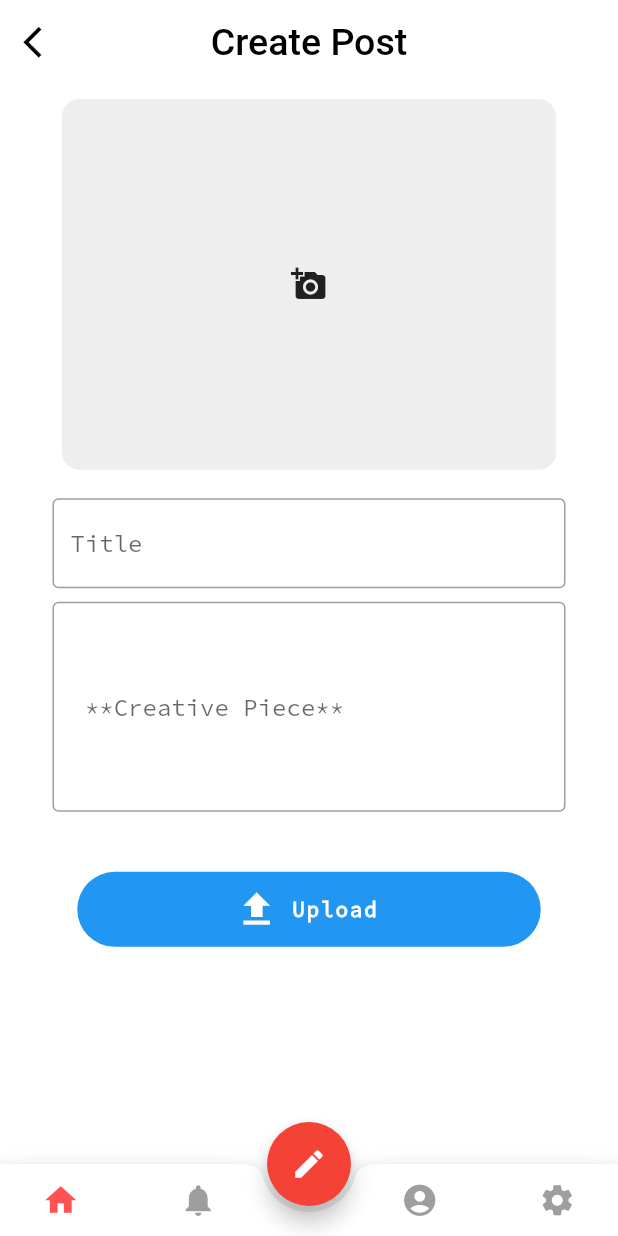
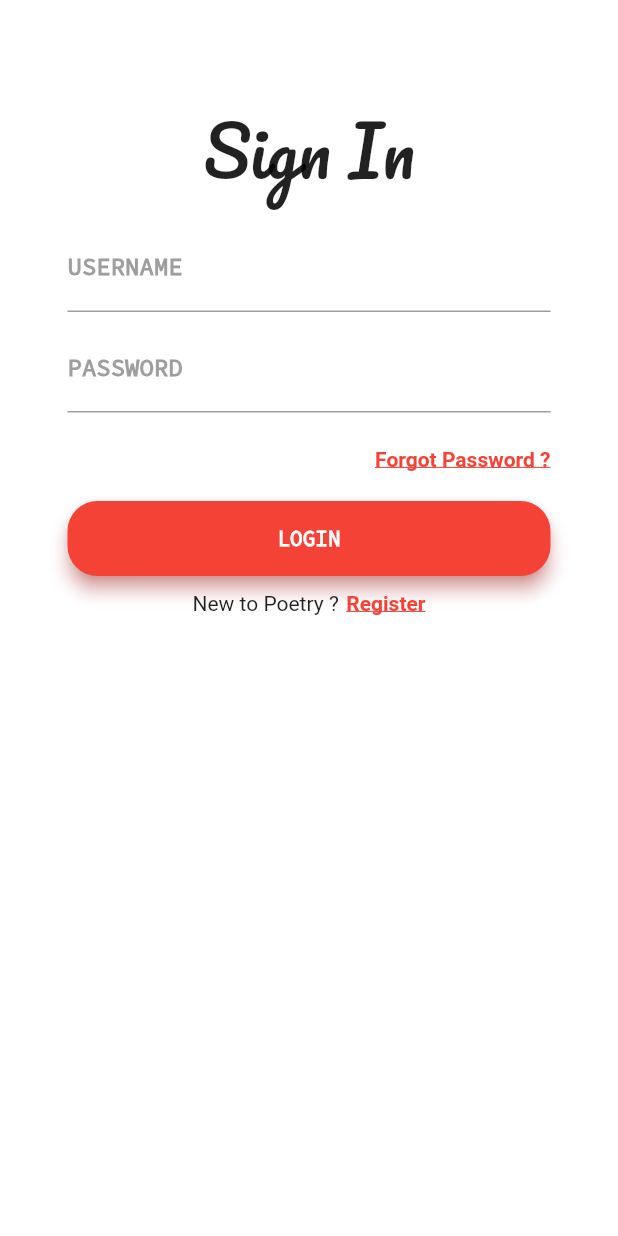
Before and after one commit to musumbidenis/poetry-blog, a Flutter app: the screen it shows after launch, on a phone screen of 412 x 824 dp. Run offline on Flutter 3.47's test engine with Material 2 defaults, Android fonts, the phone set to English and light mode, and no system bars; our stand-ins replace image_picker, random_string, shared_preferences.

Commit message:
Added login & registration pages

```diff
--- a/lib/Pages/create.dart
+++ b/lib/Pages/create.dart
@@ -4,16 +4,15 @@ import 'package:flutter/material.dart';
 import 'package:image_picker/image_picker.dart';
 import 'package:poetry/Models/api.dart';
 import 'package:poetry/Pages/home.dart';
+import 'package:random_string/random_string.dart';
 import 'package:shared_preferences/shared_preferences.dart';
-import 'package:http/http.dart' as http;
-
 class CreatePost extends StatefulWidget {
   @override
   _CreatePostState createState() => _CreatePostState();
 }
 
 class _CreatePostState extends State<CreatePost> {
-  String username, title, description, imageUrl;
+  String username, title, description;
   File selectedImage;
 
   bool isLoading = false;
@@ -39,7 +38,7 @@ class _CreatePostState extends State<CreatePost> {
       'description': description,
       'username': username,
       'image': base64Encode(selectedImage.readAsBytesSync()),
-      'imageName': '1234',
+      'imageName': randomAlphaNumeric(9),
     };
     print(data);
     var response = await CallAPi().postData(data, 'post');
@@ -167,6 +166,9 @@ class _CreatePostState extends State<CreatePost> {
                           isLoading = true;
                         });
                         // Navigator.push(context, MaterialPageRoute(builder: (context) => Home()));
+                        setState(() {
+                          isLoading = false;
+                        });
                       },
                     ),
                   ),
--- /dev/null
+++ b/lib/Pages/login.dart
@@ -0,0 +1,122 @@
+import 'package:flutter/material.dart';
+
+class Login extends StatefulWidget {
+  @override
+  _LoginState createState() => _LoginState();
+}
+
+class _LoginState extends State<Login> {
+
+  @override
+  Widget build(BuildContext context) {
+    return Scaffold(
+      body: SingleChildScrollView(
+        child: Padding(
+          padding: const EdgeInsets.symmetric(horizontal: 45.0, vertical: 60.0),
+          child: Column(
+            crossAxisAlignment: CrossAxisAlignment.start,
+            children: <Widget>[
+              Center(
+                  child: Text("Sign In",
+                    style: TextStyle(
+                      fontSize: 45.0,
+                      fontFamily: 'Pacifico',
+                    ),
+                  ),
+              ),
+              SizedBox(height: 10.0),
+              Column(
+                children: <Widget>[
+                  TextField(
+                    decoration: InputDecoration(
+                      labelText: 'USERNAME',
+                      labelStyle: TextStyle(
+                          fontFamily: 'Source Sans Pro',
+                          fontWeight: FontWeight.bold,
+                          color: Colors.grey),
+                      focusedBorder: UnderlineInputBorder(
+                          borderSide: BorderSide(color: Colors.red)
+                      )
+                    ),
+                  ),
+                  SizedBox(height: 8.0),
+                  TextField(
+                    decoration: InputDecoration(
+                      labelText: 'PASSWORD',
+                      labelStyle: TextStyle(
+                          fontFamily: 'Source Sans Pro',
+                          fontWeight: FontWeight.bold,
+                          color: Colors.grey),
+                      focusedBorder: UnderlineInputBorder(
+                          borderSide: BorderSide(color: Colors.red)
+                      )
+                    ),
+                    obscureText: true,
+                  ),
+                  SizedBox(height: 8.0),
+                  Container(
+                    alignment: Alignment(1.0, 0.0),
+                    padding: EdgeInsets.only(top: 15.0, left: 20.0),
+                    child: InkWell(
+                      child: Text(
+                        'Forgot Password ?',
+                        style: TextStyle(
+                          color: Colors.red,
+                          fontWeight: FontWeight.bold,
+                          decoration: TextDecoration.underline
+                        ),
+                      ),
+                    ),
+                  ),
+                  SizedBox(height: 20.0),
+                  Container(
+                    height: 50.0,
+                    child: Material(
+                      borderRadius: BorderRadius.circular(20.0),
+                      shadowColor: Colors.redAccent,
+                      color: Colors.red,
+                      elevation: 5.0,
+                      child: GestureDetector(
+                        onTap: () {},
+                        child: Center(
+                          child: Text(
+                            'LOGIN',
+                            style: TextStyle(
+                              color: Colors.white,
+                              fontWeight: FontWeight.bold,
+                              fontFamily: 'Source Sans Pro'
+                            ),
+                          ),
+                        ),
+                      ),
+                    ),
+                  ),
+                ],
+              ),
+              SizedBox(height: 10.0),
+              Row(
+                mainAxisAlignment: MainAxisAlignment.center,
+                children: <Widget>[
+                  Text(
+                    'New to Poetry ?',
+                  ),
+                  SizedBox(width: 5.0),
+                  InkWell(
+                    onTap: () {},
+                    child: Text(
+                      'Register',
+                      style: TextStyle(
+                          color: Colors.red,
+                          fontWeight: FontWeight.bold,
+                          decoration: TextDecoration.underline),
+                    ),
+                  )
+                ],
+              )
+            ],
+          ),
+        ),
+      ),
+    );
+  }
+}
--- a/lib/main.dart
+++ b/lib/main.dart
@@ -1,4 +1,6 @@
 import 'package:flutter/material.dart';
+import 'package:poetry/Pages/login.dart';
+import 'package:poetry/Pages/register.dart';
 import 'Pages/main.dart';
 
 void main() => runApp(MyApp());
@@ -16,7 +18,7 @@ class MyApp extends StatelessWidget {
         appBarTheme: AppBarTheme(color: Colors.white),
         primarySwatch: Colors.blue,
       ),
-      home: Main(),
+      home: Login(),
     );
   }
 }
```
Also changed, not shown: lib/Pages/register.dart (added, +149 -0 lines).
